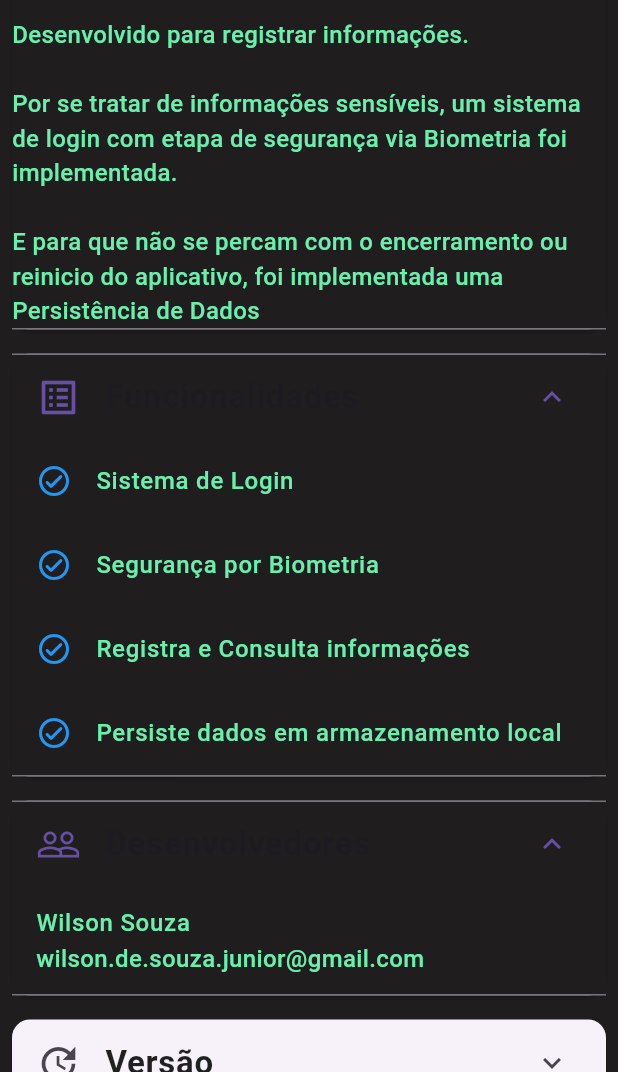
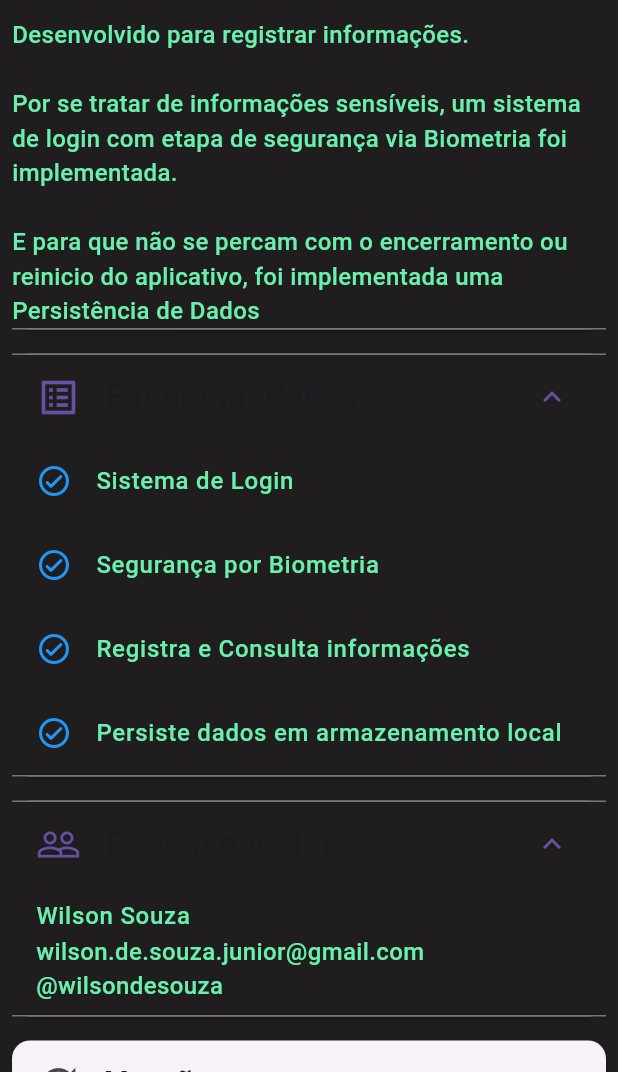
Before and after one commit to wilsondesouza/guarda_dados, a Flutter app: the AboutPage screen opened directly, after a tap on "O que é o Guarda Dados?", after a tap on "Funcionalidades", after a tap on "Desenvolvedores", on a phone screen of 412 x 824 dp, the part 164-1236 px from its top. Run offline on Flutter 3.47's test engine with Material 3 defaults, Android fonts, the phone set to English and light mode, and no system bars; our stand-ins replace local_auth, package_info_plus, shared_preferences; missing offline and left inert: local_auth_android; accounts and stored records are empty.

Commit message:
Atualizando o plugin de Biometria

```diff
--- a/lib/pages/about_page.dart
+++ b/lib/pages/about_page.dart
@@ -87,7 +87,7 @@ class _AboutPageState extends State<AboutPage> {
                         style: TextStyle(fontSize: 16, fontWeight: FontWeight.w500, color: Colors.greenAccent),
                       ),
                       subtitle: Text(
-                        'wilson.de.souza.junior@gmail.com',
+                        'wilson.de.souza.junior@gmail.com\n@wilsondesouza',
                         style: TextStyle(fontSize: 16, fontWeight: FontWeight.w500, color: Colors.greenAccent),
                       ),
                     ),
--- a/lib/pages/patch_notes.dart
+++ b/lib/pages/patch_notes.dart
@@ -21,6 +21,7 @@ class _PatchNotesState extends State<PatchNotes> {
             BuildExpansion.buildExpansionTile(title: 'Versão 1.0.2', icon: Icons.update, content: const Text('Adicionado a página de Patch Notes em "Versão" da página "Sobre", que pode ser acessada através da HomePage', style: TextStyle(fontSize: 16, fontWeight: FontWeight.w500, color: Colors.greenAccent))),
             BuildExpansion.buildExpansionTile(title: 'Versão 1.0.3', icon: Icons.update, content: const Text('Adicionado a funcionalidade de rolagem infinita nas páginas de Consulta.\nReaproveitamento de dados em alguns campos na página de registrar consumo de água', style: TextStyle(fontSize: 16, fontWeight: FontWeight.w500, color: Colors.greenAccent))),
             BuildExpansion.buildExpansionTile(title: 'Versão 1.0.4', icon: Icons.update, content: const Text('Adicionado algumas personalizações na aba de autenticação via Biometria', style: TextStyle(fontSize: 16, fontWeight: FontWeight.w500, color: Colors.greenAccent))),
+            BuildExpansion.buildExpansionTile(title: 'Versão 1.0.4.1', icon: Icons.update, content: const Text('Atualizado o plugin de Biometria da versão 1.1.6 para a 2.1.8', style: TextStyle(fontSize: 16, fontWeight: FontWeight.w500, color: Colors.greenAccent))),
           ]),
         ));
   }
--- a/pubspec.yaml
+++ b/pubspec.yaml
@@ -38,8 +38,9 @@ dependencies:
   provider: ^6.0.5
   url_launcher: ^6.1.14
   shared_preferences: ^2.2.1
-  local_auth: ^1.1.6
+  local_auth: ^2.1.8
   package_info_plus: ^4.1.0
+  local_auth_android: ^1.0.37
 
 
 dev_dependencies:
```
Also changed, not shown: lib/pages/services/auth_provider.dart (+6 -6 lines), pubspec.lock, 3 other files.
